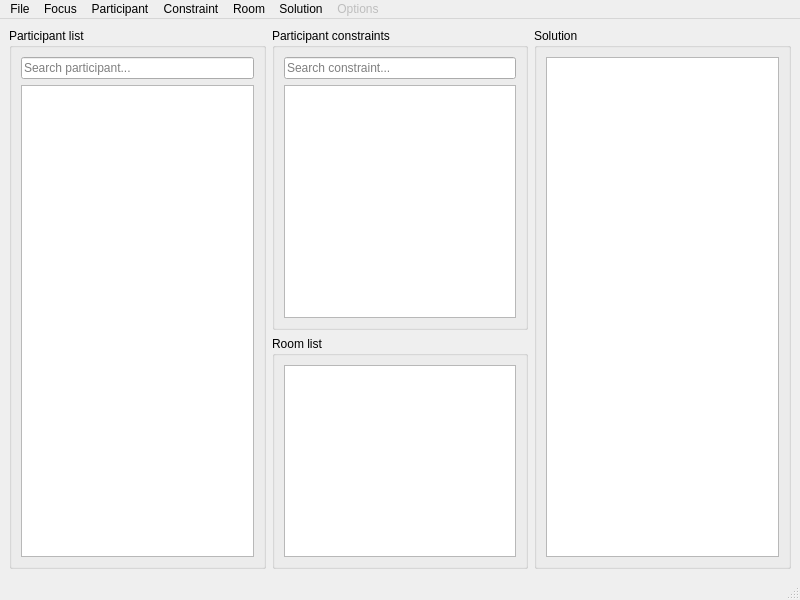
The window that ui/main_window.ui (dolejska-daniel/room-csp-solver) describes before a commit, drawn with Qt 5.
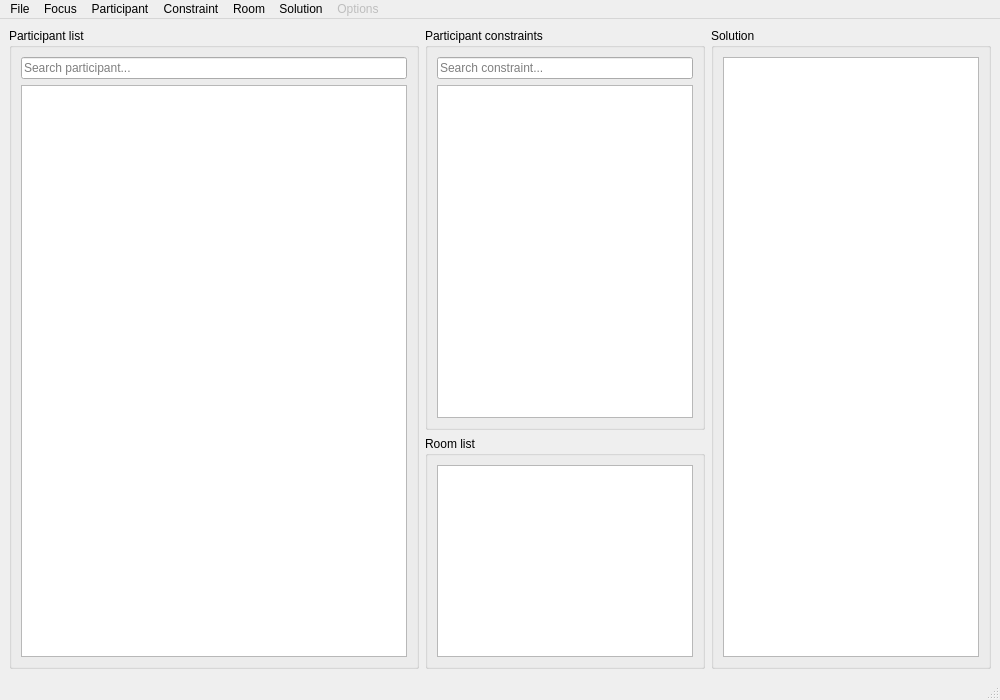
The same window after the commit. Custom widgets are drawn as their Qt base class.

Commit message: Implemented room type constraint Refactored, optimized and commented constraint definitions Changed default size of Main Window

```diff
--- a/ui/main_window.ui
+++ b/ui/main_window.ui
@@ -7,8 +7,8 @@
    <rect>
     <x>0</x>
     <y>0</y>
-    <width>800</width>
-    <height>600</height>
+    <width>1000</width>
+    <height>700</height>
    </rect>
   </property>
   <property name="windowTitle">
@@ -20,12 +20,15 @@
   <widget class="QWidget" name="CentralWidget">
    <layout class="QGridLayout" name="gridLayout">
     <item row="0" column="0">
-     <layout class="QHBoxLayout" name="MainLayout" stretch="0,0,0">
+     <layout class="QHBoxLayout" name="MainLayout" stretch="1,0,0">
       <item>
        <layout class="QVBoxLayout" name="LeftLayout" stretch="0">
         <property name="spacing">
          <number>6</number>
         </property>
+        <property name="sizeConstraint">
+         <enum>QLayout::SetNoConstraint</enum>
+        </property>
         <item>
          <widget class="QGroupBox" name="ParticipantListGroupBox">
           <property name="title">
@@ -73,6 +76,12 @@
                <verstretch>1</verstretch>
               </sizepolicy>
              </property>
+             <property name="maximumSize">
+              <size>
+               <width>300</width>
+               <height>16777215</height>
+              </size>
+             </property>
              <property name="sizeAdjustPolicy">
               <enum>QAbstractScrollArea::AdjustIgnored</enum>
              </property>
@@ -102,6 +111,12 @@
                <verstretch>0</verstretch>
               </sizepolicy>
              </property>
+             <property name="maximumSize">
+              <size>
+               <width>300</width>
+               <height>16777215</height>
+              </size>
+             </property>
              <property name="sizeAdjustPolicy">
               <enum>QAbstractScrollArea::AdjustIgnored</enum>
              </property>
@@ -113,7 +128,7 @@
        </layout>
       </item>
       <item>
-       <layout class="QVBoxLayout" name="RightLayout2">
+       <layout class="QVBoxLayout" name="RightLayout2" stretch="0">
         <item>
          <widget class="QGroupBox" name="SolutionGroupBox">
           <property name="title">
@@ -128,6 +143,12 @@
                <verstretch>0</verstretch>
               </sizepolicy>
              </property>
+             <property name="maximumSize">
+              <size>
+               <width>300</width>
+               <height>16777215</height>
+              </size>
+             </property>
              <property name="sizeAdjustPolicy">
               <enum>QAbstractScrollArea::AdjustIgnored</enum>
              </property>
@@ -147,7 +168,7 @@
     <rect>
      <x>0</x>
      <y>0</y>
-     <width>800</width>
+     <width>1000</width>
      <height>21</height>
     </rect>
    </property>
```
The commit also changes 10 other files.
